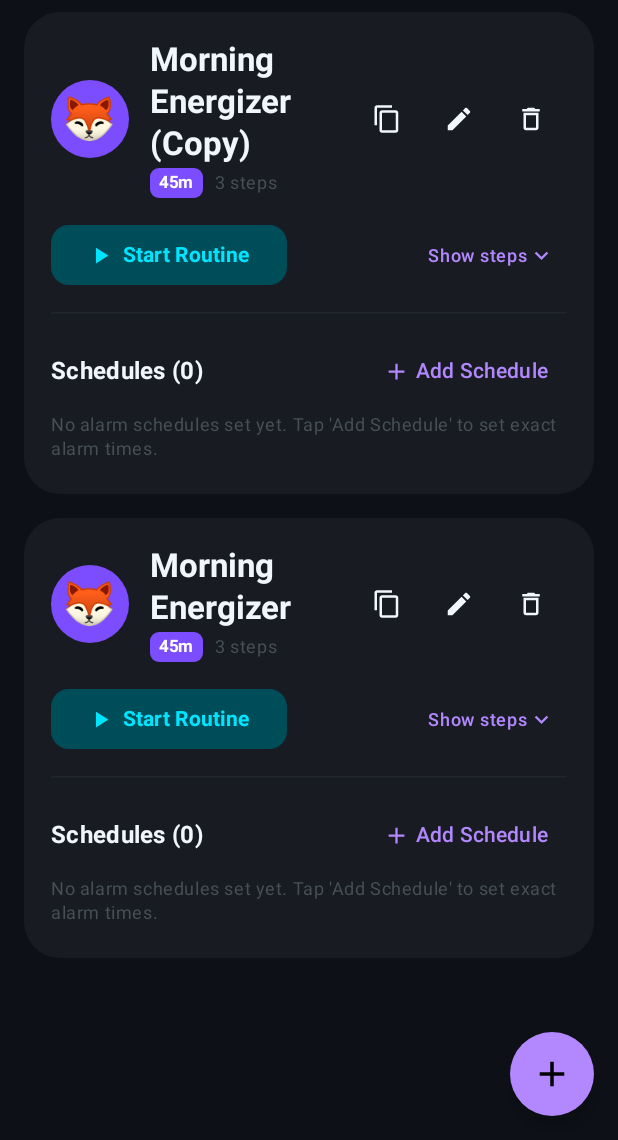
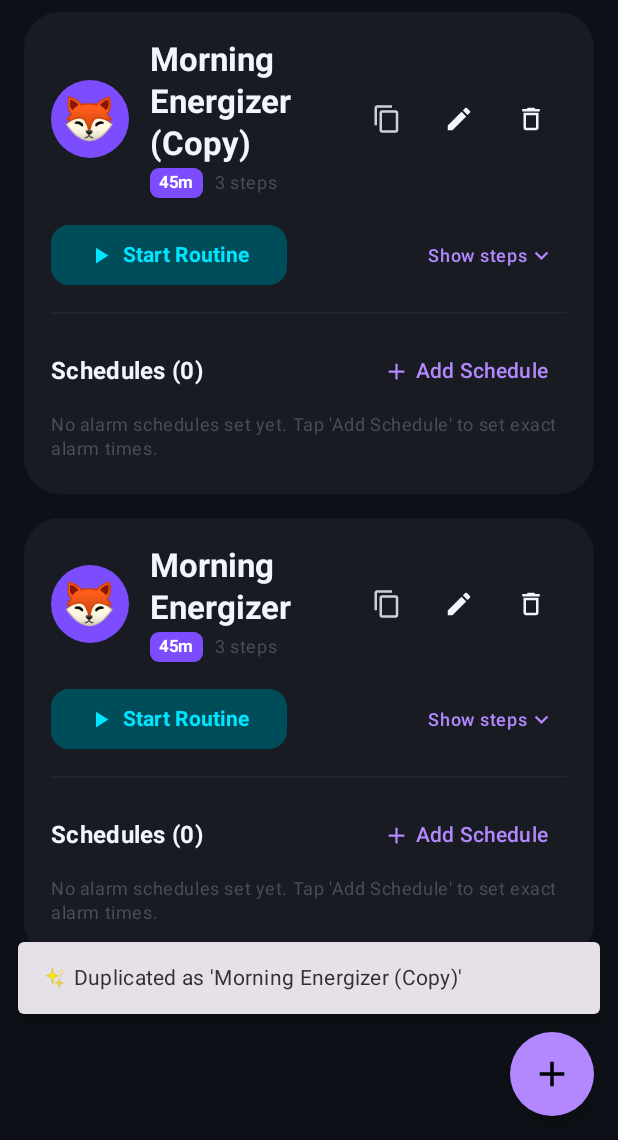
Before and after one commit to johnyjosh/RoutinesApp, an Android app built with Jetpack Compose: the screen it shows after launch (MainActivity), after a tap on "Duplicate", on a phone screen of 412 x 824 dp, the part 96-1236 px from its top. Run offline under Robolectric (Android 15) with nearby library versions, the phone set to English and light mode, and no system bars; our stand-ins replace Dagger/Hilt's generated code, Room's generated code; 1 other tap on this screen came first.

Commit message:
Add auto-scroll on trash expand and animated feedback on routine duplication

```diff
--- a/app/src/main/java/com/excalibur/routines/presentation/routinelist/RoutineListScreen.kt
+++ b/app/src/main/java/com/excalibur/routines/presentation/routinelist/RoutineListScreen.kt
@@ -2,6 +2,9 @@ package com.excalibur.routines.presentation.routinelist
 
 import androidx.compose.animation.AnimatedVisibility
 import androidx.compose.animation.animateContentSize
+import androidx.compose.animation.core.Spring
+import androidx.compose.animation.core.animateFloatAsState
+import androidx.compose.animation.core.spring
 import androidx.compose.foundation.background
 import androidx.compose.foundation.clickable
 import androidx.compose.foundation.layout.Arrangement
@@ -18,11 +21,15 @@ import androidx.compose.foundation.layout.size
 import androidx.compose.foundation.layout.width
 import androidx.compose.foundation.lazy.LazyColumn
 import androidx.compose.foundation.lazy.items
+import androidx.compose.foundation.lazy.rememberLazyListState
+import androidx.compose.foundation.relocation.BringIntoViewRequester
+import androidx.compose.foundation.relocation.bringIntoViewRequester
 import androidx.compose.foundation.shape.CircleShape
 import androidx.compose.foundation.shape.RoundedCornerShape
 import androidx.compose.material.icons.Icons
 import androidx.compose.material.icons.filled.Add
 import androidx.compose.material.icons.filled.Alarm
+import androidx.compose.material.icons.filled.Check
 import androidx.compose.material.icons.filled.ContentCopy
 import androidx.compose.material.icons.filled.DeleteForever
 import androidx.compose.material.icons.filled.DeleteOutline
@@ -56,6 +63,7 @@ import androidx.compose.material3.Text
 import androidx.compose.material3.TextButton
 import androidx.compose.material3.TopAppBar
 import androidx.compose.runtime.Composable
+import androidx.compose.runtime.LaunchedEffect
 import androidx.compose.runtime.collectAsState
 import androidx.compose.runtime.getValue
 import androidx.compose.runtime.mutableStateOf
@@ -65,11 +73,15 @@ import androidx.compose.runtime.setValue
 import androidx.compose.ui.Alignment
 import androidx.compose.ui.Modifier
 import androidx.compose.ui.draw.clip
+import androidx.compose.ui.draw.scale
+import androidx.compose.ui.hapticfeedback.HapticFeedbackType
+import androidx.compose.ui.platform.LocalHapticFeedback
 import androidx.compose.ui.text.font.FontWeight
 import androidx.compose.ui.unit.dp
 import androidx.compose.ui.unit.sp
 import com.excalibur.routines.domain.model.RoutineSchedule
 import com.excalibur.routines.domain.model.RoutineWithDetails
+import kotlinx.coroutines.delay
 import kotlinx.coroutines.launch
 
 @OptIn(ExperimentalMaterial3Api::class)
@@ -85,6 +97,8 @@ fun RoutineListScreen(
     val uiState by viewModel.uiState.collectAsState()
     val snackbarHostState = remember { SnackbarHostState() }
     val coroutineScope = rememberCoroutineScope()
+    val listState = rememberLazyListState()
+    val hapticFeedback = LocalHapticFeedback.current
     var routineToDelete by remember { mutableStateOf<RoutineWithDetails?>(null) }
     var routineToPermanentlyDelete by remember { mutableStateOf<RoutineWithDetails?>(null) }
 
@@ -132,6 +146,7 @@ fun RoutineListScreen(
                 }
                 else -> {
                     LazyColumn(
+                        state = listState,
                         modifier = Modifier
                             .fillMaxSize()
                             .padding(horizontal = 16.dp, vertical = 8.dp),
@@ -152,7 +167,18 @@ fun RoutineListScreen(
                                     routineWithDetails = routineWithDetails,
                                     onStart = { onStartRoutine(routineWithDetails.routine.id) },
                                     onEdit = { onEditRoutine(routineWithDetails.routine.id) },
-                                    onDuplicate = { viewModel.duplicateRoutine(routineWithDetails) },
+                                    onDuplicate = {
+                                        viewModel.duplicateRoutine(routineWithDetails)
+                                        hapticFeedback.performHapticFeedback(HapticFeedbackType.LongPress)
+                                        coroutineScope.launch {
+                                            snackbarHostState.showSnackbar(
+                                                message = "✨ Duplicated as '${routineWithDetails.routine.name} (Copy)'",
+                                                duration = SnackbarDuration.Short
+                                            )
+                                            delay(150)
+                                            listState.animateScrollToItem(uiState.routines.size)
+                                        }
+                                    },
                                     onDelete = { routineToDelete = routineWithDetails },
                                     onAddSchedule = { onAddSchedule(routineWithDetails.routine.id) },
                                     onEditSchedule = { scheduleId ->
@@ -181,7 +207,14 @@ fun RoutineListScreen(
                                             )
                                         }
                                     },
-                                    onPermanentlyDelete = { routineToPermanentlyDelete = it }
+                                    onPermanentlyDelete = { routineToPermanentlyDelete = it },
+                                    onExpand = {
+                                        coroutineScope.launch {
+                                            delay(250)
+                                            val trashIndex = if (uiState.routines.isEmpty()) 1 else uiState.routines.size
+                                            listState.animateScrollToItem(trashIndex)
+                                        }
+                                    }
                                 )
                             }
                         }
@@ -263,6 +296,19 @@ fun RoutineCard(
     onDeleteSchedule: (String) -> Unit
 ) {
     var expanded by remember { mutableStateOf(false) }
+    var isCopying by remember { mutableStateOf(false) }
+    val copyScale by animateFloatAsState(
+        targetValue = if (isCopying) 1.35f else 1f,
+        animationSpec = spring(dampingRatio = Spring.DampingRatioMediumBouncy),
+        label = "copyScale"
+    )
+
+    LaunchedEffect(isCopying) {
+        if (isCopying) {
+            delay(700)
+            isCopying = false
+        }
+    }
 
     Card(
         modifier = Modifier
@@ -329,8 +375,20 @@ fun RoutineCard(
                 }
 
                 Row {
-                    IconButton(onClick = onDuplicate) {
-                        Icon(Icons.Default.ContentCopy, contentDescription = "Duplicate", modifier = Modifier.size(20.dp))
+                    IconButton(
+                        onClick = {
+                            isCopying = true
+                            onDuplicate()
+                        }
+                    ) {
+                        Icon(
+                            imageVector = if (isCopying) Icons.Default.Check else Icons.Default.ContentCopy,
+                            contentDescription = "Duplicate",
+                            tint = if (isCopying) MaterialTheme.colorScheme.primary else MaterialTheme.colorScheme.onSurfaceVariant,
+                            modifier = Modifier
+                                .size(20.dp)
+                                .scale(copyScale)
+                        )
                     }
                     IconButton(onClick = onEdit) {
                         Icon(Icons.Default.Edit, contentDescription = "Edit", modifier = Modifier.size(20.dp))
@@ -669,12 +727,28 @@ fun TrashSection(
     archivedRoutines: List<RoutineWithDetails>,
     onRestore: (RoutineWithDetails) -> Unit,
     onPermanentlyDelete: (RoutineWithDetails) -> Unit,
+    onExpand: (() -> Unit)? = null,
     modifier: Modifier = Modifier
 ) {
     var isExpanded by remember { mutableStateOf(false) }
+    val bringIntoViewRequester = remember { BringIntoViewRequester() }
+    val coroutineScope = rememberCoroutineScope()
+
+    fun toggleExpanded() {
+        isExpanded = !isExpanded
+        if (isExpanded) {
+            onExpand?.invoke()
+            coroutineScope.launch {
+                delay(200)
+                bringIntoViewRequester.bringIntoView()
+            }
+        }
+    }
 
     Card(
-        modifier = modifier.fillMaxWidth(),
+        modifier = modifier
+            .fillMaxWidth()
+            .bringIntoViewRequester(bringIntoViewRequester),
         shape = RoundedCornerShape(20.dp),
         colors = CardDefaults.cardColors(
             containerColor = MaterialTheme.colorScheme.surfaceVariant.copy(alpha = 0.5f)
@@ -684,7 +758,7 @@ fun TrashSection(
             Row(
                 modifier = Modifier
                     .fillMaxWidth()
-                    .clickable { isExpanded = !isExpanded },
+                    .clickable { toggleExpanded() },
                 verticalAlignment = Alignment.CenterVertically,
                 horizontalArrangement = Arrangement.SpaceBetween
             ) {
@@ -719,7 +793,7 @@ fun TrashSection(
                     }
                 }
 
-                IconButton(onClick = { isExpanded = !isExpanded }) {
+                IconButton(onClick = { toggleExpanded() }) {
                     Icon(
                         imageVector = if (isExpanded) Icons.Default.ExpandLess else Icons.Default.ExpandMore,
                         contentDescription = if (isExpanded) "Collapse" else "Expand"
```
